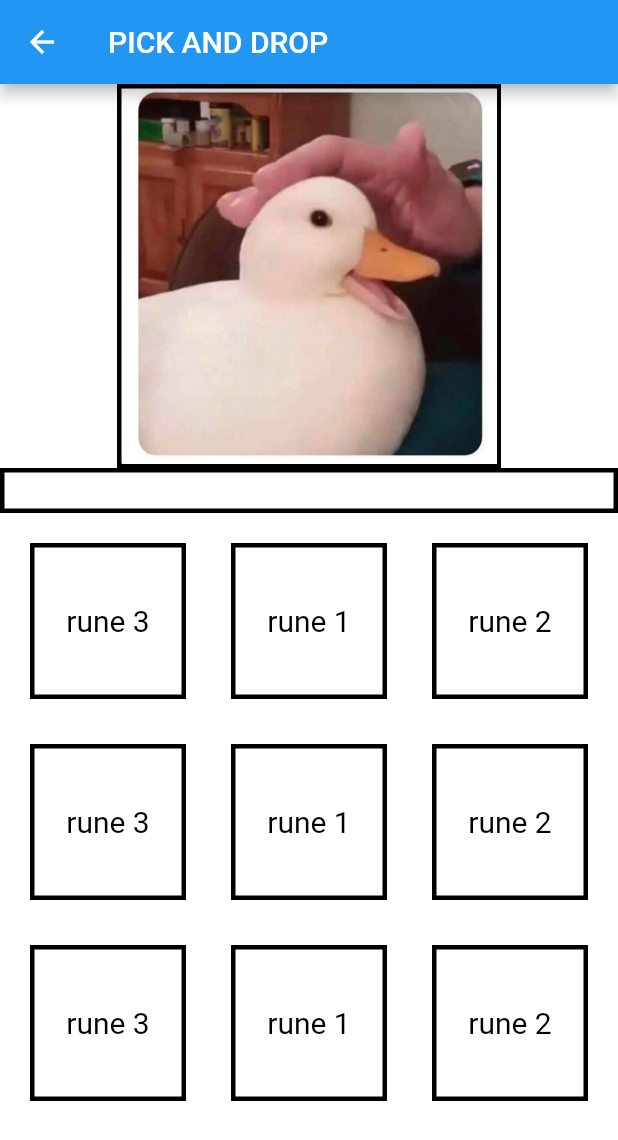
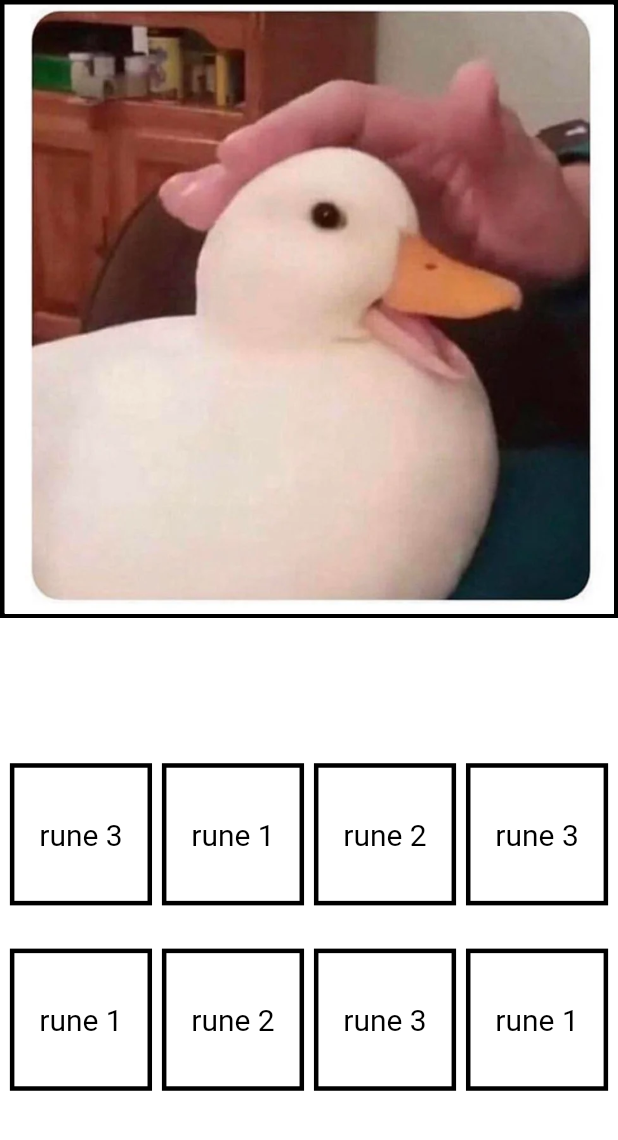
Before and after one commit to febrian430/N5-Kanji-Alt-Flutter, a Flutter app: the PickDrop screen opened directly with empty values, on a phone screen of 412 x 824 dp. Shown: the top 1140 px of the screen. Run offline on Flutter 3.47's test engine with Material 2 defaults, Android fonts, the phone set to English and light mode, and no system bars.

Commit message:
pick drop update

```diff
--- a/lib/menu_screens/game_select.dart
+++ b/lib/menu_screens/game_select.dart
@@ -2,6 +2,7 @@ import 'package:flutter/cupertino.dart';
 import 'package:flutter/material.dart';
 import 'package:kanji_memory_hint/const.dart';
 import 'package:kanji_memory_hint/jumble/game.dart';
+import 'package:kanji_memory_hint/menu_screens/chapter_select.dart';
 import 'package:kanji_memory_hint/menu_screens/mode_select.dart';
 import 'package:kanji_memory_hint/mix-match/game.dart';
 import 'package:kanji_memory_hint/multiple-choice/game.dart';
@@ -36,9 +37,9 @@ class GameSelect extends StatelessWidget {
                 child: ElevatedButton(
                   // Within the `Home` widget
                   onPressed: () {
-                    // Navigate to the second screen using a named route.
-                    Navigator.pushNamed(context, ModeSelect.route,
-                    arguments: PracticeGameArguments(selectedGame: PickDrop.route));
+                    PracticeGameArguments param = PracticeGameArguments(selectedGame: PickDrop.route);
+                    param.mode = GAME_MODE.imageMeaning;
+                    Navigator.pushNamed(context, ChapterSelect.route, arguments: param);
                   },
                   child: const Text('Pick and Drop'),
                 ),
@@ -59,7 +60,7 @@ class GameSelect extends StatelessWidget {
                   // Within the `Home` widget
                   onPressed: () {
                     // Navigate to the second screen using a named route.
-                    Navigator.pushNamed(context, ModeSelect.route,
+                    Navigator.pushNamed(context, ChapterSelect.route,
                     arguments: PracticeGameArguments(selectedGame: JumbleGame.route));
                   },
                   child: const Text('Jumble'),
--- a/lib/pick-drop/game.dart
+++ b/lib/pick-drop/game.dart
@@ -29,46 +29,38 @@ class PickDrop extends StatelessWidget {
         Option(value: 'rune 2', key: 2.toString()),
         Option(value: 'rune 3', key: 3.toString()),
         Option(value: 'rune 1', key: 1.toString()),
-        Option(value: 'rune 2', key: 2.toString()),
       ]);
 
-  @override
-  Widget build(BuildContext context) {
-    final q = questionSet.question;
-    final opts = questionSet.options;
-    print("LENGTH: " + opts.length.toString());
-    return  Scaffold(
-      appBar: AppBar(title: const Text('PICK AND DROP'),),
-      body: Center(
-        child: Column(
-          children: [
-            DragTarget<Option>(
-              builder: (context, candidateData, rejectedData) {
-                return QuestionWidget(value: q.value, key: key, answerKey: q.key.toString(), isImage: true);
-              },
-              onWillAccept: (opt) => opt?.key == q.key,
-              onAccept: (opt) {
-                print("ACCEPTED");
+  Widget _optionsByGridView(BuildContext context, List<Option> opts) {
+    final size = MediaQuery.of(context).size;
 
-              },
-            ),
-            Container(height: 30, decoration: BoxDecoration(border: Border.all(width: 3)),),
-            Expanded(
+    return Expanded(
                 child: Container(
                   height: 200,
                   child: GridView.count(
-                    padding: const EdgeInsets.all(20),
-                    crossAxisCount: 3,
-                    crossAxisSpacing: 30,
-                    mainAxisSpacing: 30,
+                      padding: const EdgeInsets.all(15),
+                      crossAxisCount: 4,
+                      crossAxisSpacing: 15,
+                      mainAxisSpacing: 15,
                       physics: const NeverScrollableScrollPhysics(),
                       primary: false,
                       children: opts.map((opt) {
+                        return _renderOption(context, opt);
+                      }).toList()
+                    )
+                  )
+              );
+  }
+
+  Widget _renderOption(BuildContext context, Option opt) {
+    final size = MediaQuery.of(context).size;
+
     return Draggable<Option>(
             data: opt,
+            maxSimultaneousDrags: 1,
             child: Container(
-                          height: 50,
-                          width: 50,
+                height: size.height*0.115,
+                width: size.height*0.115,
                 decoration: BoxDecoration(border: Border.all(width: 3)),
                 child: Center(
                   child: Text(
@@ -81,8 +73,8 @@ class PickDrop extends StatelessWidget {
                 )
               ),
               feedback: Container(
-                          height: 97,
-                          width: 97,
+                height: size.height*0.115,
+                width: size.height*0.115,
                 decoration: BoxDecoration(border: Border.all(width: 3)),
                 child: Center(
                   child: Text(
@@ -96,17 +88,71 @@ class PickDrop extends StatelessWidget {
                 )
               ),
 
-                        childWhenDragging: const SizedBox(
-                          height: 50,
-                          width: 50,
+              childWhenDragging: SizedBox(
+                height: size.height*0.115,
+                width: size.height*0.115,
               )
             );
-                    }).toList()
+  }
+
+  Widget _optionsByColumn(BuildContext context, List<Option> opts) {
+    final screen = MediaQuery.of(context).size;
+
+    return Column(
+          mainAxisAlignment: MainAxisAlignment.spaceAround,
+          children: [
+            Row(
+              mainAxisAlignment: MainAxisAlignment.spaceEvenly,
+              children: opts.take(4).map((opt) {
+                return _renderOption(context, opt);
+              }).toList(),
+            ),
+            Row(
+              mainAxisAlignment: MainAxisAlignment.spaceEvenly,
+              children: opts.skip(4).map((opt) {
+                return _renderOption(context, opt);
+              }).toList(),
+            ),
+          ]
+        );
+  }
+
+  @override
+  Widget build(BuildContext context) {
+    final q = questionSet.question;
+    final opts = questionSet.options;
+
+    final screen = MediaQuery.of(context).size;
+
+    return  Scaffold(
+      body: SafeArea(
+        child: Center(
+          child: Column(
+
+            children: [
+              Container(
+                height: screen.height*0.5,
+                child: AspectRatio(
+                  aspectRatio: 1,
+                  child: DragTarget<Option>(
+                    builder: (context, candidateData, rejectedData) {
+                      return QuestionWidget(value: q.value, key: key, answerKey: q.key.toString(), isImage: true);
+                    },
+                    onWillAccept: (opt) => opt?.key == q.key,
+                    onAccept: (opt) {
+                      print("ACCEPTED");
+                    },
                   )
-                )
+                ),
+              ),
+              SizedBox(height: screen.height*0.1,),
+              Container(
+                height: screen.height*0.3,
+                child: _optionsByColumn(context, opts)
               )
             ],
           ),
+        )
       )
     );
   }
```
Lines whose indentation alone changed are shown as unchanged.
